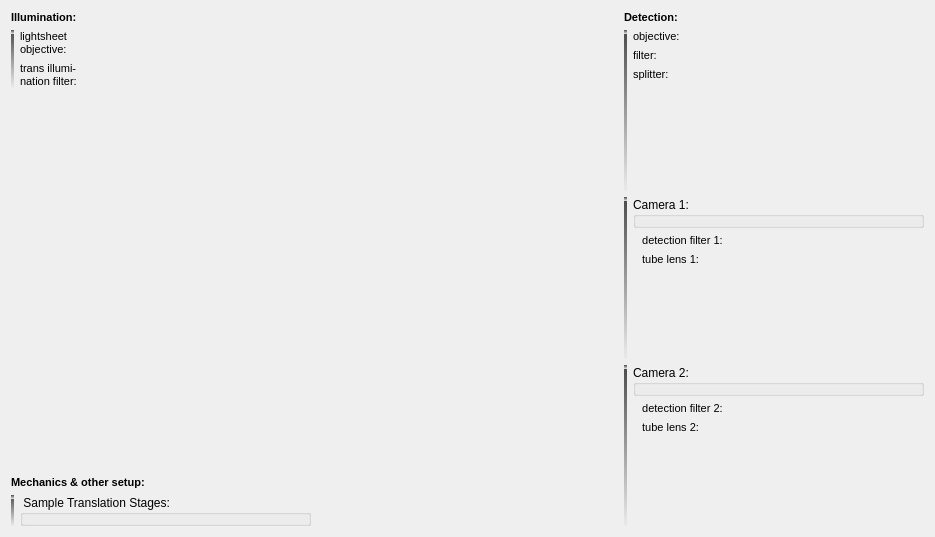
Above: plugins/spimb040/qfespimb040opticssetup.ui from jkriege2/QuickFit3 before the change. Below: the same form after it.
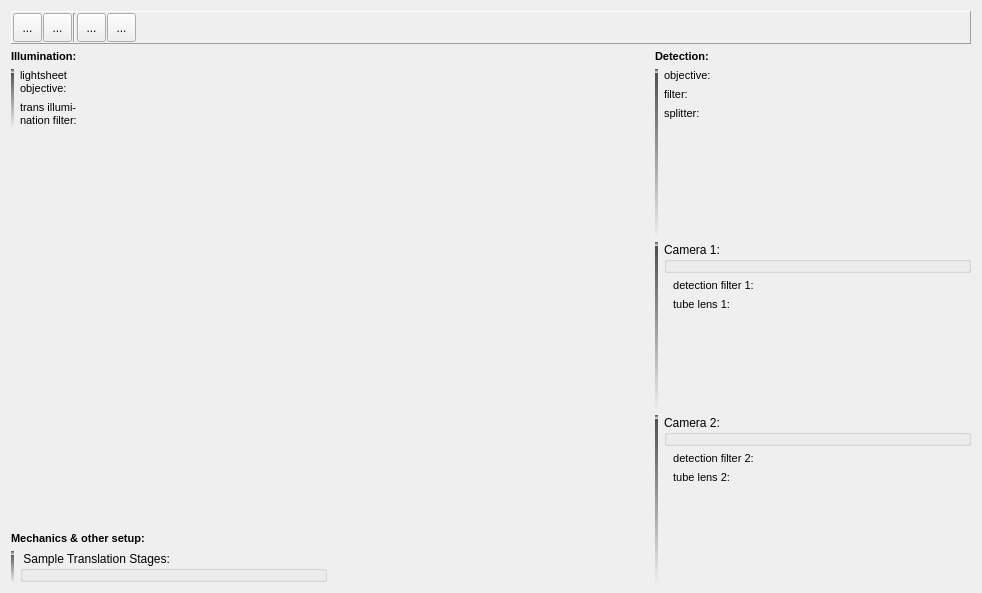
That is the form after the change. Icons and pictures are not drawn. Custom widgets are drawn as their Qt base class.

Commit message: QuickFit 3: some new icons, wip

The edit to the form file:
```diff
--- a/plugins/spimb040/qfespimb040opticssetup.ui
+++ b/plugins/spimb040/qfespimb040opticssetup.ui
@@ -6,15 +6,15 @@
    <rect>
     <x>0</x>
     <y>0</y>
-    <width>935</width>
-    <height>537</height>
+    <width>982</width>
+    <height>593</height>
    </rect>
   </property>
   <property name="windowTitle">
    <string>Form</string>
   </property>
   <layout class="QGridLayout" name="gridLayout" columnstretch="0,0,0">
-   <item row="0" column="0">
+   <item row="1" column="0">
     <widget class="QLabel" name="label_2">
      <property name="text">
       <string>&lt;!DOCTYPE HTML PUBLIC &quot;-//W3C//DTD HTML 4.0//EN&quot; &quot;http://www.w3.org/TR/REC-html40/strict.dtd&quot;&gt;
@@ -25,7 +25,7 @@
      </property>
     </widget>
    </item>
-   <item row="0" column="2">
+   <item row="1" column="2">
     <widget class="QLabel" name="label_7">
      <property name="text">
       <string>&lt;!DOCTYPE HTML PUBLIC &quot;-//W3C//DTD HTML 4.0//EN&quot; &quot;http://www.w3.org/TR/REC-html40/strict.dtd&quot;&gt;
@@ -36,12 +36,12 @@
      </property>
     </widget>
    </item>
-   <item row="4" column="1">
+   <item row="5" column="1">
     <widget class="QLabel" name="image">
      <property name="minimumSize">
       <size>
-       <width>230</width>
-       <height>410</height>
+       <width>300</width>
+       <height>500</height>
       </size>
      </property>
      <property name="text">
@@ -58,7 +58,7 @@
      </property>
     </widget>
    </item>
-   <item row="4" column="2">
+   <item row="5" column="2">
     <layout class="QGridLayout" name="gridLayout_2" columnminimumwidth="0,1">
      <item row="0" column="0">
       <widget class="Line" name="line">
@@ -140,7 +140,11 @@
         </widget>
        </item>
        <item row="0" column="1">
-        <widget class="QF3ObjectiveCombobox" name="objDetection" native="true"/>
+        <widget class="QF3ObjectiveCombobox" name="objDetection" native="true">
+         <property name="enabled">
+          <bool>true</bool>
+         </property>
+        </widget>
        </item>
        <item row="1" column="0">
         <widget class="QLabel" name="label_12">
@@ -154,7 +158,11 @@
         </widget>
        </item>
        <item row="1" column="1">
-        <widget class="QF3FilterCombobox" name="filtDetection" native="true"/>
+        <widget class="QF3FilterCombobox" name="filtDetection" native="true">
+         <property name="enabled">
+          <bool>true</bool>
+         </property>
+        </widget>
        </item>
        <item row="2" column="0">
         <widget class="QLabel" name="label_3">
@@ -168,7 +176,11 @@
         </widget>
        </item>
        <item row="2" column="1">
-        <widget class="QF3FilterCombobox" name="filtSplitter" native="true"/>
+        <widget class="QF3FilterCombobox" name="filtSplitter" native="true">
+         <property name="enabled">
+          <bool>true</bool>
+         </property>
+        </widget>
        </item>
       </layout>
      </item>
@@ -179,6 +191,12 @@
        </property>
        <item row="0" column="0" colspan="2">
         <widget class="QFESPIMB040SimpleCameraConfig" name="camConfig2">
+         <property name="minimumSize">
+          <size>
+           <width>100</width>
+           <height>0</height>
+          </size>
+         </property>
          <property name="title">
           <string>Camera 2:</string>
          </property>
@@ -196,7 +214,11 @@
         </widget>
        </item>
        <item row="1" column="1">
-        <widget class="QF3FilterCombobox" name="filtDetection21" native="true"/>
+        <widget class="QF3FilterCombobox" name="filtDetection21" native="true">
+         <property name="enabled">
+          <bool>true</bool>
+         </property>
+        </widget>
        </item>
        <item row="2" column="0">
         <widget class="QLabel" name="label_16">
@@ -210,7 +232,11 @@
         </widget>
        </item>
        <item row="2" column="1">
-        <widget class="QF3ObjectiveCombobox" name="objTube2" native="true"/>
+        <widget class="QF3ObjectiveCombobox" name="objTube2" native="true">
+         <property name="enabled">
+          <bool>true</bool>
+         </property>
+        </widget>
        </item>
       </layout>
      </item>
@@ -249,16 +275,24 @@
         </widget>
        </item>
        <item row="1" column="1">
-        <widget class="QF3FilterCombobox" name="filtDetection11" native="true"/>
+        <widget class="QF3FilterCombobox" name="filtDetection11" native="true">
+         <property name="enabled">
+          <bool>true</bool>
+         </property>
+        </widget>
        </item>
        <item row="2" column="1">
-        <widget class="QF3ObjectiveCombobox" name="objTube1" native="true"/>
+        <widget class="QF3ObjectiveCombobox" name="objTube1" native="true">
+         <property name="enabled">
+          <bool>true</bool>
+         </property>
+        </widget>
        </item>
       </layout>
      </item>
     </layout>
    </item>
-   <item row="4" column="0">
+   <item row="5" column="0">
     <layout class="QGridLayout" name="gridLayout_3">
      <item row="0" column="0">
       <widget class="Line" name="line_4">
@@ -297,7 +331,11 @@
         </widget>
        </item>
        <item row="0" column="1">
-        <widget class="QF3ObjectiveCombobox" name="objProjection" native="true"/>
+        <widget class="QF3ObjectiveCombobox" name="objProjection" native="true">
+         <property name="enabled">
+          <bool>true</bool>
+         </property>
+        </widget>
        </item>
        <item row="1" column="0">
         <widget class="QLabel" name="label_10">
@@ -312,7 +350,11 @@
         </widget>
        </item>
        <item row="1" column="1">
-        <widget class="QF3FilterCombobox" name="filtTransmission" native="true"/>
+        <widget class="QF3FilterCombobox" name="filtTransmission" native="true">
+         <property name="enabled">
+          <bool>true</bool>
+         </property>
+        </widget>
        </item>
       </layout>
      </item>
@@ -329,6 +371,12 @@
      </item>
      <item row="3" column="1">
       <widget class="QFESPIMB040SampleStageConfig" name="stageSetup">
+       <property name="minimumSize">
+        <size>
+         <width>100</width>
+         <height>0</height>
+        </size>
+       </property>
        <property name="title">
         <string> Sample Translation Stages: </string>
        </property>
@@ -368,6 +416,184 @@
      </item>
     </layout>
    </item>
+   <item row="0" column="0" colspan="3">
+    <widget class="QFrame" name="frame">
+     <property name="minimumSize">
+      <size>
+       <width>0</width>
+       <height>30</height>
+      </size>
+     </property>
+     <property name="frameShape">
+      <enum>QFrame::Panel</enum>
+     </property>
+     <property name="frameShadow">
+      <enum>QFrame::Raised</enum>
+     </property>
+     <layout class="QHBoxLayout" name="horizontalLayout">
+      <property name="spacing">
+       <number>1</number>
+      </property>
+      <property name="margin">
+       <number>1</number>
+      </property>
+      <item>
+       <widget class="QToolButton" name="btnConnectDevices">
+        <property name="minimumSize">
+         <size>
+          <width>29</width>
+          <height>29</height>
+         </size>
+        </property>
+        <property name="toolTip">
+         <string>connect all devices, except cameras</string>
+        </property>
+        <property name="text">
+         <string>...</string>
+        </property>
+        <property name="icon">
+         <iconset resource="spimb040.qrc">
+          <normaloff>:/spimb040/connect_devices.png</normaloff>:/spimb040/connect_devices.png</iconset>
+        </property>
+        <property name="iconSize">
+         <size>
+          <width>22</width>
+          <height>22</height>
+         </size>
+        </property>
+       </widget>
+      </item>
+      <item>
+       <widget class="QToolButton" name="btnConnectCameras">
+        <property name="minimumSize">
+         <size>
+          <width>29</width>
+          <height>29</height>
+         </size>
+        </property>
+        <property name="toolTip">
+         <string>connect all cameras</string>
+        </property>
+        <property name="text">
+         <string>...</string>
+        </property>
+        <property name="icon">
+         <iconset resource="spimb040.qrc">
+          <normaloff>:/spimb040/connect_cameras.png</normaloff>:/spimb040/connect_cameras.png</iconset>
+        </property>
+        <property name="iconSize">
+         <size>
+          <width>22</width>
+          <height>22</height>
+         </size>
+        </property>
+       </widget>
+      </item>
+      <item>
+       <widget class="Line" name="line_5">
+        <property name="orientation">
+         <enum>Qt::Vertical</enum>
+        </property>
+       </widget>
+      </item>
+      <item>
+       <widget class="QToolButton" name="btnDisconnectDevices">
+        <property name="minimumSize">
+         <size>
+          <width>29</width>
+          <height>29</height>
+         </size>
+        </property>
+        <property name="toolTip">
+         <string>disconnect all devices, except cameras</string>
+        </property>
+        <property name="text">
+         <string>...</string>
+        </property>
+        <property name="icon">
+         <iconset resource="spimb040.qrc">
+          <normaloff>:/spimb040/disconnect_devices.png</normaloff>:/spimb040/disconnect_devices.png</iconset>
+        </property>
+        <property name="iconSize">
+         <size>
+          <width>22</width>
+          <height>22</height>
+         </size>
+        </property>
+       </widget>
+      </item>
+      <item>
+       <widget class="QToolButton" name="btnDisconnectCameras">
+        <property name="minimumSize">
+         <size>
+          <width>29</width>
+          <height>29</height>
+         </size>
+        </property>
+        <property name="toolTip">
+         <string>disconnect all cameras</string>
+        </property>
+        <property name="text">
+         <string>...</string>
+        </property>
+        <property name="icon">
+         <iconset resource="spimb040.qrc">
+          <normaloff>:/spimb040/disconnect_cameras.png</normaloff>:/spimb040/disconnect_cameras.png</iconset>
+        </property>
+        <property name="iconSize">
+         <size>
+          <width>22</width>
+          <height>22</height>
+         </size>
+        </property>
+       </widget>
+      </item>
+      <item>
+       <spacer name="horizontalSpacer">
+        <property name="orientation">
+         <enum>Qt::Horizontal</enum>
+        </property>
+        <property name="sizeHint" stdset="0">
+         <size>
+          <width>40</width>
+          <height>25</height>
+         </size>
+        </property>
+       </spacer>
+      </item>
+      <item>
+       <widget class="QToolButton" name="btnLockFiltersEtc">
+        <property name="minimumSize">
+         <size>
+          <width>24</width>
+          <height>24</height>
+         </size>
+        </property>
+        <property name="toolTip">
+         <string>lock/unlock filters &amp; objectives</string>
+        </property>
+        <property name="text">
+         <string/>
+        </property>
+        <property name="icon">
+         <iconset resource="spimb040.qrc">
+          <normaloff>:/spimb040/lock_opened.png</normaloff>
+          <normalon>:/spimb040/lock_closed.png</normalon>:/spimb040/lock_opened.png</iconset>
+        </property>
+        <property name="checkable">
+         <bool>true</bool>
+        </property>
+        <property name="checked">
+         <bool>false</bool>
+        </property>
+        <property name="autoRaise">
+         <bool>true</bool>
+        </property>
+       </widget>
+      </item>
+     </layout>
+    </widget>
+   </item>
   </layout>
  </widget>
  <customwidgets>
```
Left out of the diff: 163 changed lines with no effect on the pictures. The commit also changes 30 other files.
